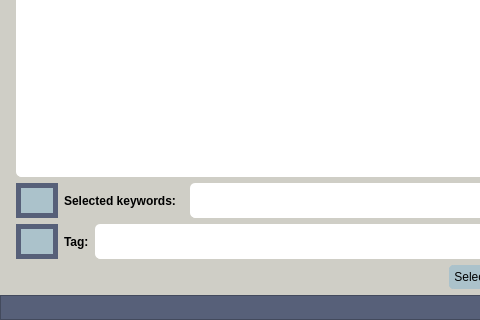
Above: UIs/get_labels_by_keywords.ui from IntelCompH2020/domain_classification before the change; both pictures show x 0 to 480 and y 203 to 523 of the 995 by 523 pixel window. Below: the same form after it.
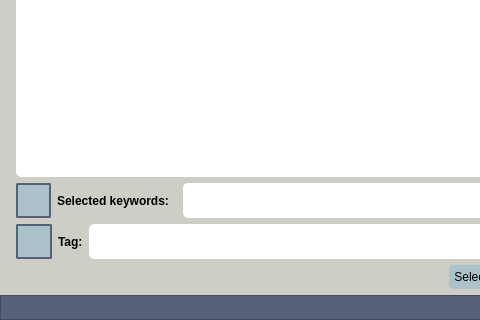
That is the form after the change.

Patch:
```diff
--- a/UIs/get_labels_by_keywords.ui
+++ b/UIs/get_labels_by_keywords.ui
@@ -173,9 +173,15 @@
                <height>35</height>
               </size>
              </property>
+             <property name="maximumSize">
+              <size>
+               <width>35</width>
+               <height>35</height>
+              </size>
+             </property>
              <property name="styleSheet">
               <string notr="true">QPushButton {
-	border: 5px solid #ABC2CB;
+	border: 2px solid #ABC2CB;
 	border-radius: 2px;	
 	background-color: #ABC2CB;
 	border-color:#576079;
@@ -268,7 +274,7 @@
              </property>
              <property name="styleSheet">
               <string notr="true">QPushButton {
-	border: 5px solid #ABC2CB;
+	border: 2px solid #ABC2CB;
 	border-radius: 2px;	
 	background-color: #ABC2CB;
 	border-color:#576079;
```
